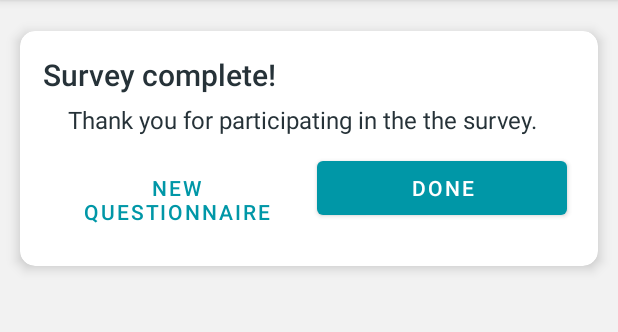
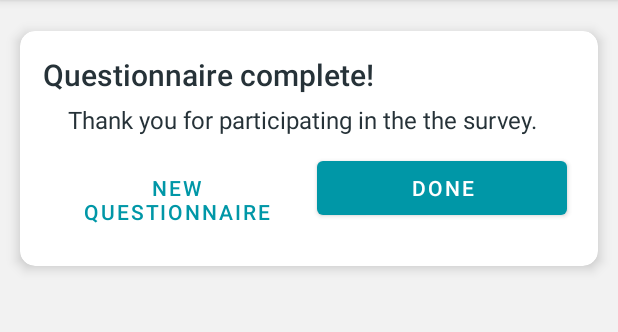
Before and after one commit to palladiumkenya/NishauriAndroid, an Android app: the fragment CompleteSurveyFragment shown on its own in the app's theme, on a phone screen of 412 x 824 dp, the part 84-416 px from its top. Run offline under Robolectric (Android 15) with nearby library versions, the phone set to English and light mode, and no system bars; our stand-ins replace ButterKnife, Shimmer.

Commit message:
survey renamed

```diff
--- a/app/src/main/res/layout/fragment_complete_survey.xml
+++ b/app/src/main/res/layout/fragment_complete_survey.xml
@@ -48,7 +48,7 @@
                         android:layout_width="wrap_content"
                         android:layout_height="wrap_content"
                         android:layout_marginBottom="@dimen/spacing_medium"
-                        android:text="Survey complete!"
+                        android:text="Questionnaire complete!"
                         android:textAppearance="@style/TextAppearance.AppCompat.Title"
                         android:textColor="@color/grey_90" />
 
```
